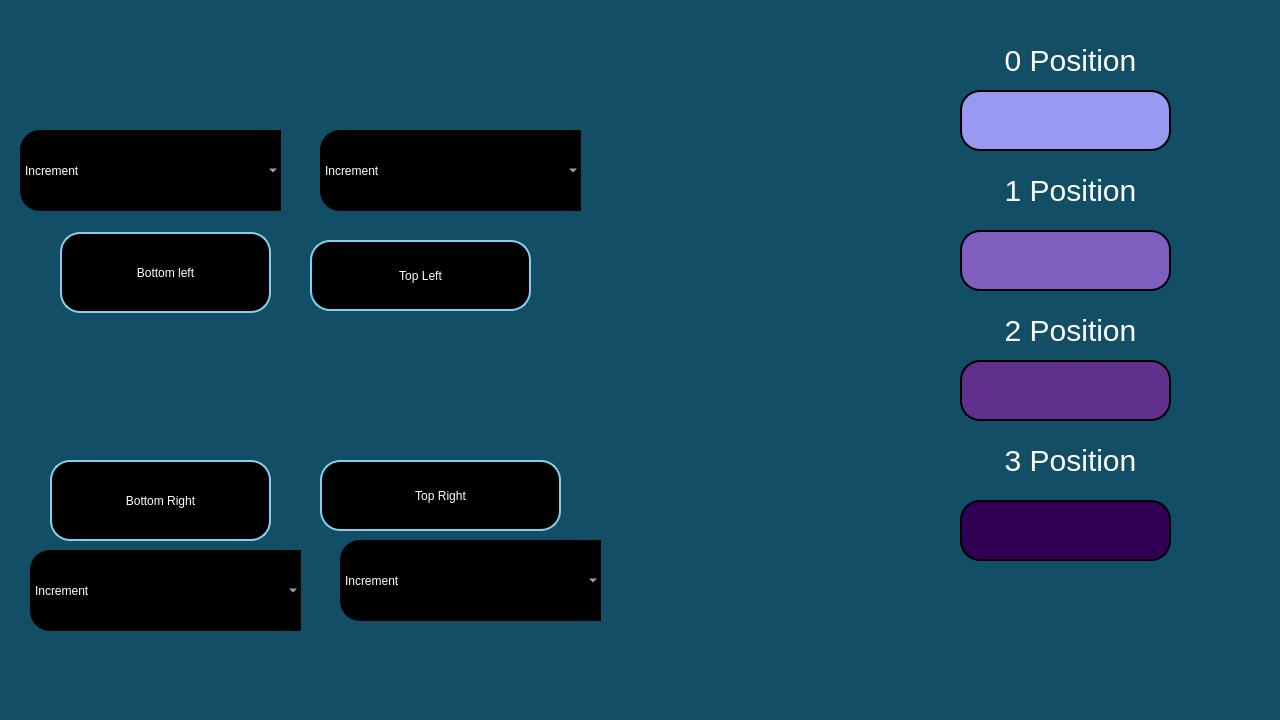
This is footswitch.ui in RISWANAAAA/venturiphaco as Qt 5 draws it before an edit. The edited form follows.
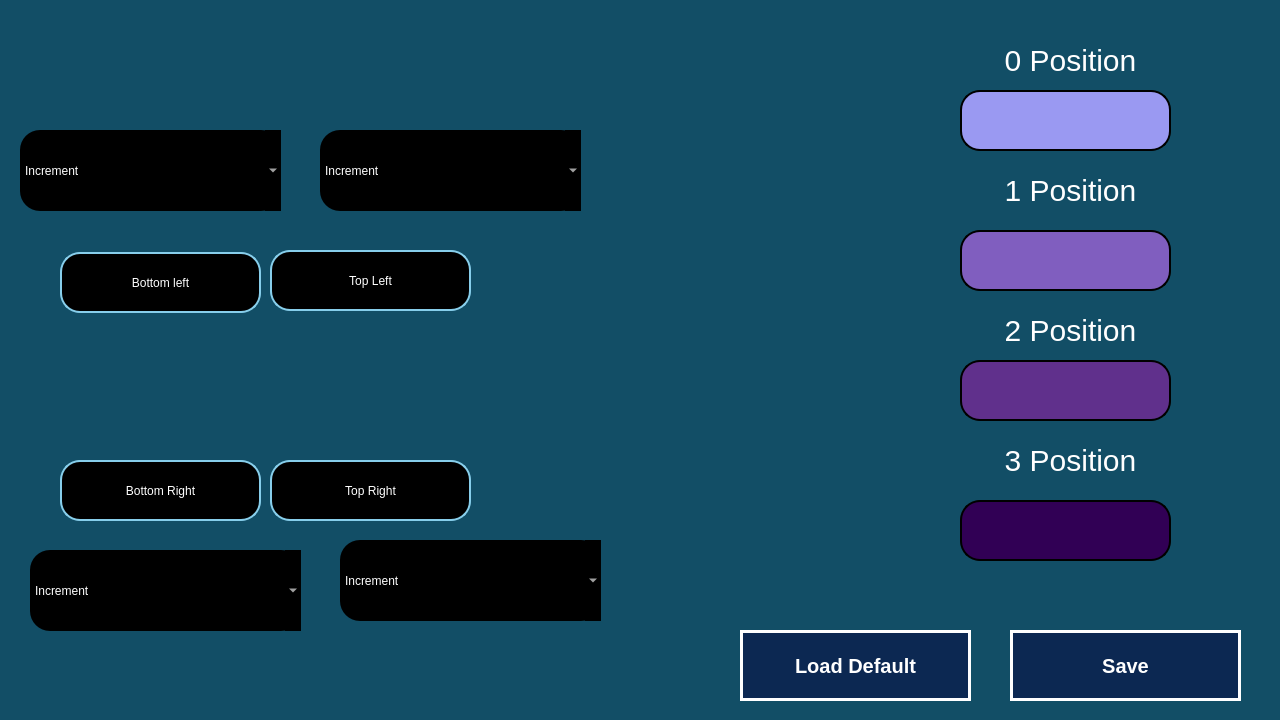
This is the edited form. Icons and pictures are not drawn.

```diff
--- a/footswitch.ui
+++ b/footswitch.ui
@@ -261,8 +261,8 @@
   <widget class="QLabel" name="label_2">
    <property name="geometry">
     <rect>
-     <x>830</x>
-     <y>610</y>
+     <x>780</x>
+     <y>440</y>
      <width>71</width>
      <height>61</height>
     </rect>
@@ -279,28 +279,30 @@
   <widget class="QPushButton" name="But_save">
    <property name="geometry">
     <rect>
-     <x>1020</x>
-     <y>610</y>
-     <width>111</width>
-     <height>81</height>
+     <x>1010</x>
+     <y>630</y>
+     <width>231</width>
+     <height>71</height>
     </rect>
    </property>
    <property name="styleSheet">
-    <string notr="true">border:none;
-image: url(:/images/savebuttonimg.png);
-background-color:transparent;</string>
+    <string notr="true">font:15pt;
+color: rgb(255, 255, 255);
+font:bold;
+border:3px solid white;
+background-color: rgb(12, 40, 82);</string>
    </property>
    <property name="text">
-    <string/>
+    <string>Save</string>
    </property>
   </widget>
   <widget class="QPushButton" name="But_topleft">
    <property name="geometry">
     <rect>
-     <x>310</x>
-     <y>240</y>
-     <width>221</width>
-     <height>71</height>
+     <x>270</x>
+     <y>250</y>
+     <width>201</width>
+     <height>61</height>
     </rect>
    </property>
    <property name="styleSheet">
@@ -318,10 +320,10 @@
   <widget class="QPushButton" name="But_topright">
    <property name="geometry">
     <rect>
-     <x>320</x>
+     <x>270</x>
      <y>460</y>
-     <width>241</width>
-     <height>71</height>
+     <width>201</width>
+     <height>61</height>
     </rect>
    </property>
    <property name="styleSheet">
@@ -340,9 +342,9 @@
    <property name="geometry">
     <rect>
      <x>60</x>
-     <y>232</y>
-     <width>211</width>
-     <height>81</height>
+     <y>252</y>
+     <width>201</width>
+     <height>61</height>
     </rect>
    </property>
    <property name="styleSheet">
@@ -360,10 +362,10 @@
   <widget class="QPushButton" name="But_bottomright">
    <property name="geometry">
     <rect>
-     <x>50</x>
+     <x>60</x>
      <y>460</y>
-     <width>221</width>
-     <height>81</height>
+     <width>201</width>
+     <height>61</height>
     </rect>
    </property>
    <property name="styleSheet">
@@ -685,19 +687,21 @@
   <widget class="QPushButton" name="But_save_2">
    <property name="geometry">
     <rect>
-     <x>1190</x>
-     <y>0</y>
-     <width>81</width>
-     <height>101</height>
+     <x>740</x>
+     <y>630</y>
+     <width>231</width>
+     <height>71</height>
     </rect>
    </property>
    <property name="styleSheet">
-    <string notr="true">border:none;
-image: url(:/images/defaultbutton.png);
-background-color:transparent;</string>
+    <string notr="true">font:15pt;
+color: rgb(255, 255, 255);
+font:bold;
+border:3px solid white;
+background-color: rgb(12, 40, 82);</string>
    </property>
    <property name="text">
-    <string/>
+    <string>Load Default</string>
    </property>
   </widget>
   <widget class="QLabel" name="label_3">
```
Left out of the diff: 12 changed lines with no effect on the pictures.
